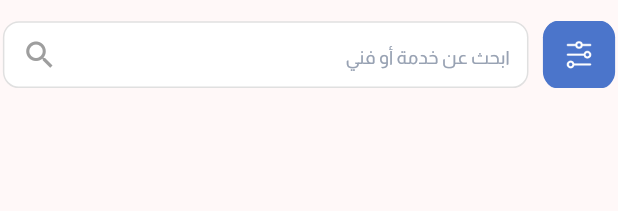
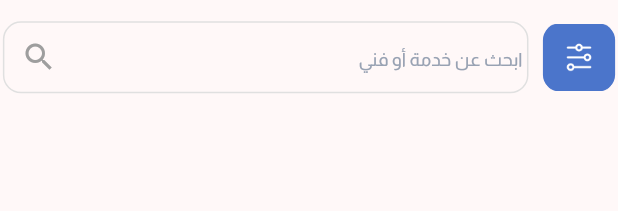
Before and after one commit to mona-alrayes/furniture_movers_project, a Flutter app: the CustomSearchBar widget shown alone on an empty page, opened directly, on a phone screen of 412 x 824 dp. Shown: the top 211 px of the screen. Run offline on Flutter 3.47's test engine with Material 3 defaults, Android fonts, the light colour scheme and no system bars; our stand-ins replace cached_network_image, carousel_slider, dio, flutter_rating_bar, flutter_screenutil, flutter_svg and 6 more; accounts and stored records are empty; network calls fail.

Commit message:
'last time fixing custom search bar in home screen '

```diff
--- a/lib/screens/home/wedgit/custom_searchbar .dart
+++ b/lib/screens/home/wedgit/custom_searchbar .dart
@@ -15,22 +15,26 @@ class CustomSearchBar extends StatelessWidget {
           // صندوق البحث
           Expanded(
             child: Container(
-              height: 50.h,
-              padding: EdgeInsets.symmetric(horizontal: 12.w),
-              decoration: BoxDecoration(
-                color: Colors.white,
-                borderRadius: BorderRadius.circular(12.r),
-                border: Border.all(color: Colors.grey.shade300),
-              ),
               child: TextField(
                 textAlign: TextAlign.right,
-                textAlignVertical: TextAlignVertical.center,
                 decoration: InputDecoration(
-                  icon: Icon(Icons.search, color: Colors.grey),
+                  prefixIcon: Icon(Icons.search, color: Colors.grey, size: 24),
                   hintText: 'ابحث عن خدمة أو فني',
                   hintStyle: AppFonts.aboutAppBodyFormFont,
-                  contentPadding: EdgeInsets.symmetric(vertical: 16.h),
-                  border: InputBorder.none,
+                  isDense: true,
+                  contentPadding: EdgeInsets.symmetric(vertical: 12.0.h),
+                  border: OutlineInputBorder(
+                    borderRadius: BorderRadius.circular(12.0),
+                    borderSide: BorderSide(color: Colors.grey.shade300),
+                  ),
+                  enabledBorder: OutlineInputBorder(
+                    borderRadius: BorderRadius.circular(12.0),
+                    borderSide: BorderSide(color: Colors.grey.shade300),
+                  ),
+                  focusedBorder: OutlineInputBorder(
+                    borderRadius: BorderRadius.circular(12.0),
+                    borderSide: BorderSide(color: Colors.blue),
+                  ),
                 ),
               ),
             ),
```
